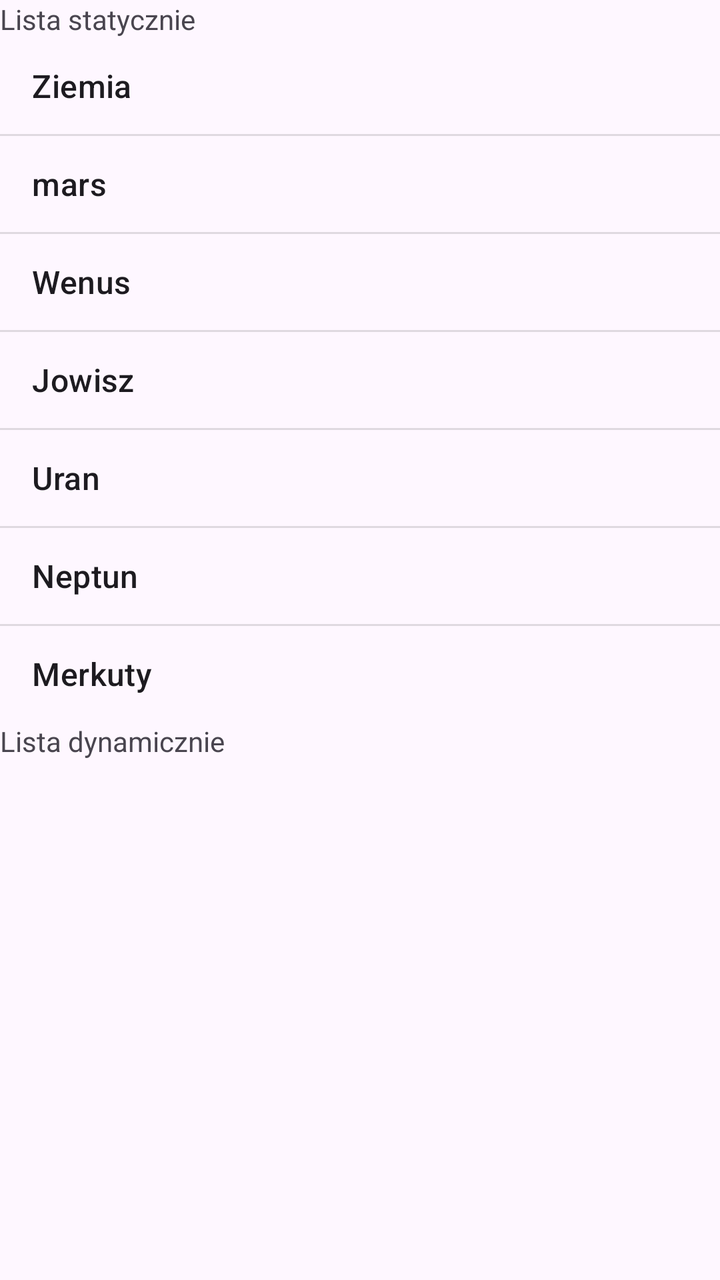
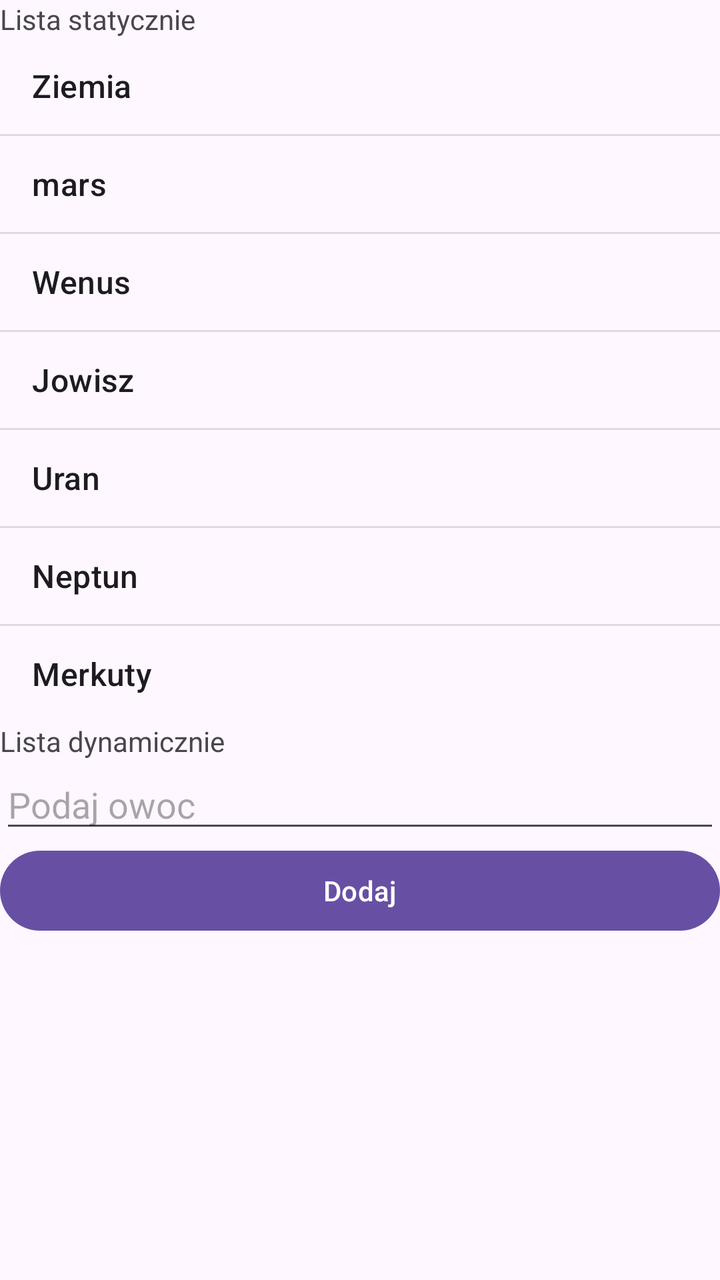

Screens rendered from an Android XML layout before and after an edit, with the pre-edit source and the edit as a unified diff.
<!-- AndroidManifest.xml: application theme Theme.ListyPowtorzenie1 -->
<!-- res/layout/activity_main.xml -->
<?xml version="1.0" encoding="utf-8"?>
<LinearLayout xmlns:android="http://schemas.android.com/apk/res/android"
    xmlns:app="http://schemas.android.com/apk/res-auto"
    xmlns:tools="http://schemas.android.com/tools"
    android:id="@+id/main"
    android:layout_width="match_parent"
    android:layout_height="match_parent"
    android:orientation="vertical"
    tools:context=".MainActivity">

    <TextView
        android:id="@+id/textView1"
        android:layout_width="wrap_content"
        android:layout_height="wrap_content"
        android:text="Lista statycznie" />

    <ListView
        android:layout_width="match_parent"
        android:layout_height="wrap_content"
        android:entries="@array/planety"/>

    <TextView
        android:id="@+id/textView2"
        android:layout_width="match_parent"
        android:layout_height="wrap_content"
        android:text="Lista dynamicznie" />

    <ListView
        android:id="@+id/ListView"
        android:layout_width="match_parent"
        android:layout_height="wrap_content" />

</LinearLayout>
<!-- resources referenced by this layout -->
<resources>
  <string-array name="planety">
          <item>Ziemia</item>
          <item>mars</item>
          <item>Wenus</item>
          <item>Jowisz</item>
          <item>Uran</item>
          <item>Neptun</item>
          <item>Merkuty</item>
      </string-array>
  <style name="Theme.ListyPowtorzenie1" parent="Base.Theme.ListyPowtorzenie1" />
  <style name="Base.Theme.ListyPowtorzenie1" parent="Theme.Material3.DayNight.NoActionBar">
          
          
      </style>
</resources>

<!-- the commit's change to res/layout/activity_main.xml (unified diff, before → after) -->
@@ -30,4 +30,18 @@
         android:layout_width="match_parent"
         android:layout_height="wrap_content" />
 
+    <EditText
+        android:id="@+id/editTextText"
+        android:layout_width="match_parent"
+        android:layout_height="wrap_content"
+        android:ems="10"
+        android:inputType="text"
+        android:hint="Podaj owoc" />
+
+    <Button
+        android:id="@+id/button"
+        android:layout_width="match_parent"
+        android:layout_height="wrap_content"
+        android:text="Dodaj" />
+
 </LinearLayout>
